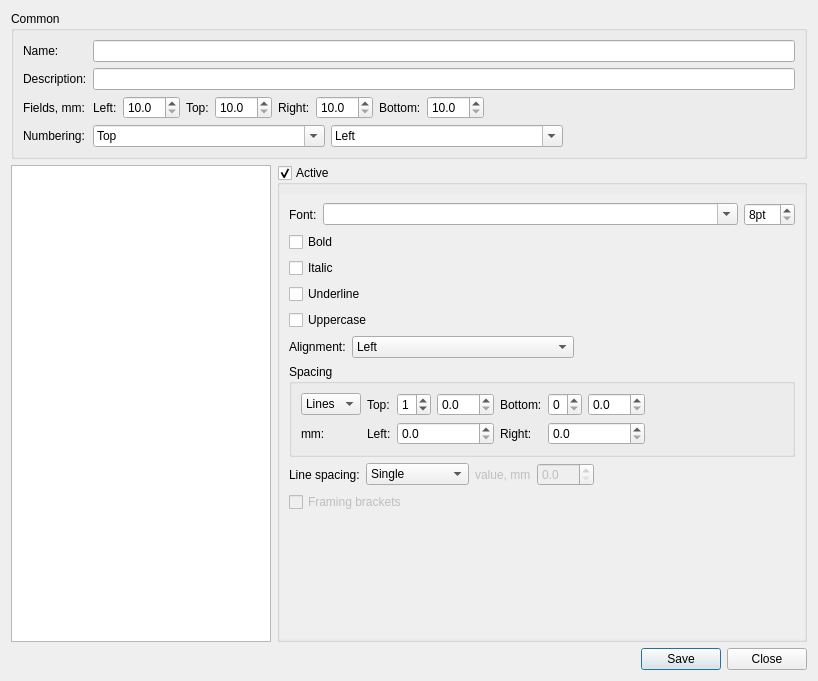
Before: the Qt Designer form src/bin/scenarist-desktop/UserInterfaceLayer/Settings/TemplateDialog.ui in dimkanovikov/KITScenarist, drawn with Qt 5.
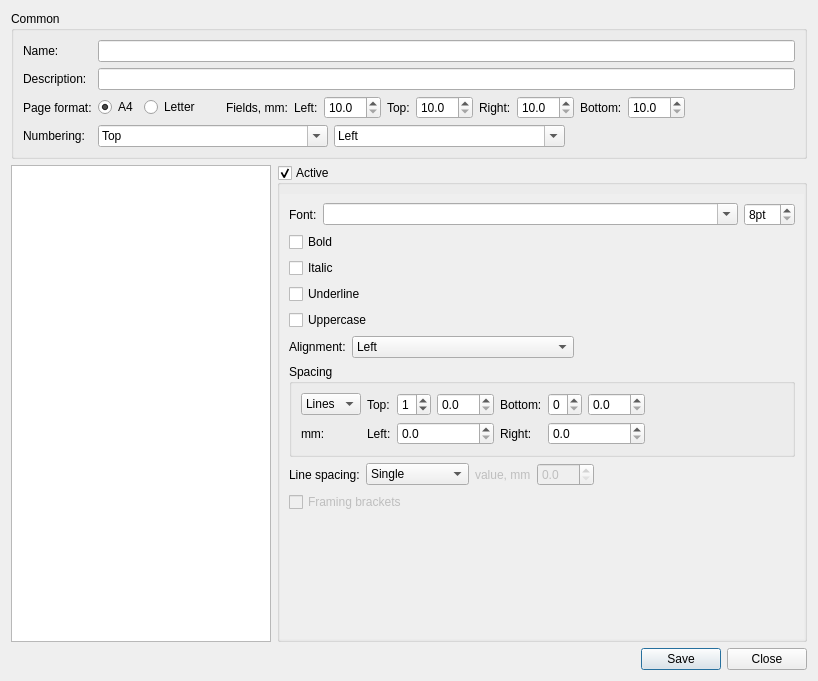
After: the same form once the commit is applied.

Commit message: Implement Final Draft A4 and Letter templates

Diff of the .ui file:
```diff
--- a/src/bin/scenarist-desktop/UserInterfaceLayer/Settings/TemplateDialog.ui
+++ b/src/bin/scenarist-desktop/UserInterfaceLayer/Settings/TemplateDialog.ui
@@ -6,7 +6,7 @@
    <rect>
     <x>0</x>
     <y>0</y>
-    <width>804</width>
+    <width>809</width>
     <height>681</height>
    </rect>
   </property>
@@ -100,6 +100,46 @@
       </item>
       <item row="2" column="1">
        <layout class="QHBoxLayout" name="horizontalLayout_6">
+        <item>
+         <widget class="QRadioButton" name="pageFormatA4">
+          <property name="text">
+           <string>A4</string>
+          </property>
+          <property name="checked">
+           <bool>true</bool>
+          </property>
+         </widget>
+        </item>
+        <item>
+         <widget class="QRadioButton" name="pageFormatLetter">
+          <property name="text">
+           <string>Letter</string>
+          </property>
+         </widget>
+        </item>
+        <item>
+         <spacer name="horizontalSpacer">
+          <property name="orientation">
+           <enum>Qt::Horizontal</enum>
+          </property>
+          <property name="sizeType">
+           <enum>QSizePolicy::Fixed</enum>
+          </property>
+          <property name="sizeHint" stdset="0">
+           <size>
+            <width>20</width>
+            <height>20</height>
+           </size>
+          </property>
+         </spacer>
+        </item>
+        <item>
+         <widget class="QLabel" name="label_19">
+          <property name="text">
+           <string>Fields, mm:</string>
+          </property>
+         </widget>
+        </item>
         <item>
          <widget class="QLabel" name="label_12">
           <property name="text">
@@ -205,7 +245,7 @@
       <item row="2" column="0">
        <widget class="QLabel" name="label_9">
         <property name="text">
-         <string>Fields, mm:</string>
+         <string>Page format:</string>
         </property>
        </widget>
       </item>
```
Left out of the diff: 4 changed lines with no effect on the pictures. The commit also changes 8 other files.
